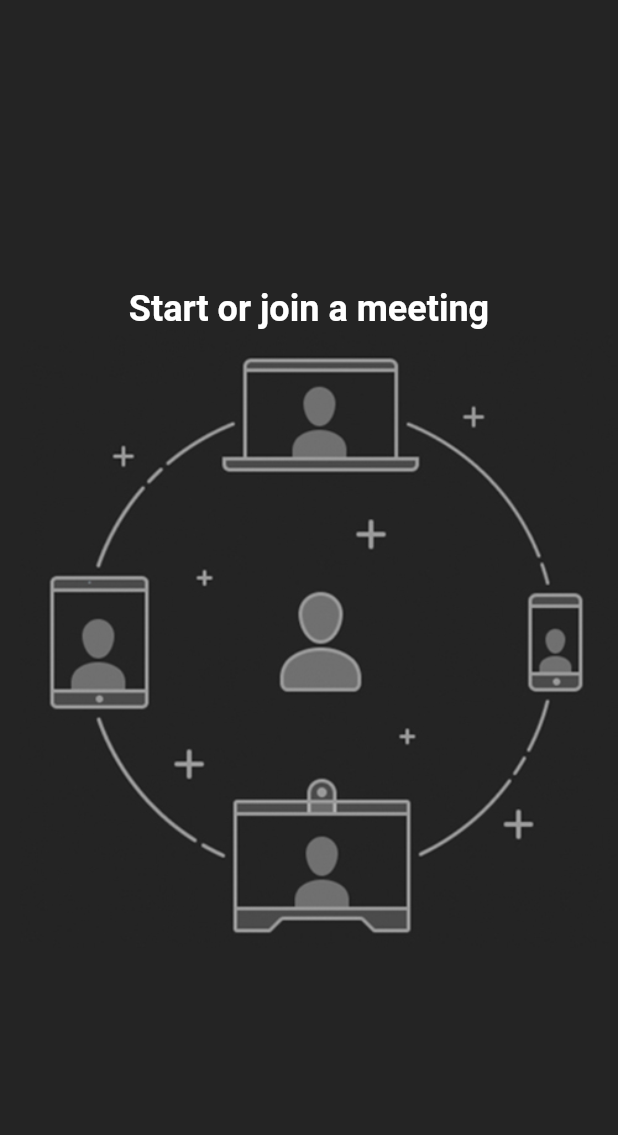
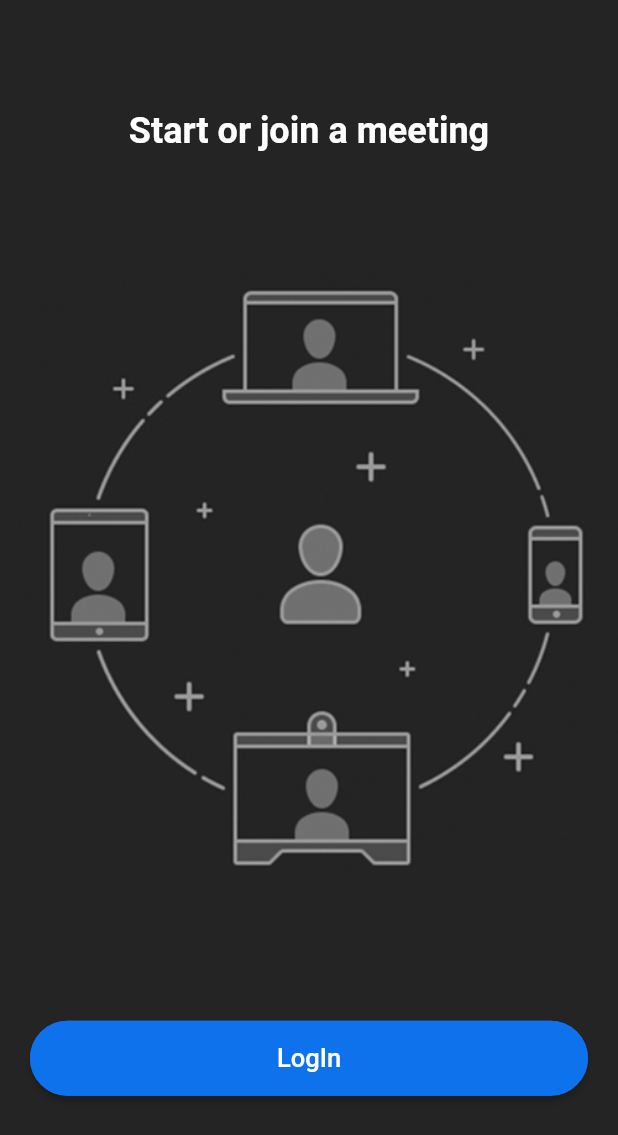
Before and after one commit to malikabdullahnaazar/Mooz, a Flutter app: the screen it shows after launch, on a phone screen of 412 x 824 dp. Shown: the top 1135 px of the screen. Run offline on Flutter 3.47's test engine with Material 2 defaults, Android fonts, the light colour scheme and no system bars.

Commit message:
creating bugfree code

```diff
--- a/lib/screens/login_screen.dart
+++ b/lib/screens/login_screen.dart
@@ -1,4 +1,5 @@
 import 'package:flutter/material.dart';
+import 'package:mooz/widgets/custom_buttom.dart';
 
 class LoginScreen extends StatefulWidget {
   const LoginScreen({super.key});
@@ -13,7 +14,7 @@ class _LoginScreenState extends State<LoginScreen> {
     return SafeArea(
       child: Scaffold(
         body: Column(
-          mainAxisAlignment: MainAxisAlignment.center,
+          mainAxisAlignment: MainAxisAlignment.spaceEvenly,
           children: [
             const Text(
               "Start or join a meeting",
@@ -23,6 +24,7 @@ class _LoginScreenState extends State<LoginScreen> {
               ),
             ),
             Image.asset('assets/onboarding.jpg'),
+            CustomButton(text: "LogIn", onpressed: () {}),
           ],
         ),
       ),
--- a/lib/widgets/custom_buttom.dart
+++ b/lib/widgets/custom_buttom.dart
@@ -3,14 +3,24 @@ import 'package:mooz/utils/colors.dart';
 
 class CustomButton extends StatelessWidget {
   final String text;
-  const CustomButton({super.key, required this.text});
+  final VoidCallback onpressed;
+  const CustomButton({super.key, required this.text, required this.onpressed});
 
   @override
   Widget build(BuildContext context) {
-    return ElevatedButton(
-      onPressed: (() {}),
+    return Padding(
+      padding: const EdgeInsets.all(20.0),
+      child: ElevatedButton(
+        onPressed: onpressed,
         style: ElevatedButton.styleFrom(
           primary: buttonColor,
+          minimumSize: const Size(
+            double.infinity,
+            50,
+          ),
+          shape: RoundedRectangleBorder(
+              borderRadius: BorderRadius.circular(34),
+              side: const BorderSide(color: buttonColor)),
         ),
         child: Text(
           text,
@@ -18,6 +28,7 @@ class CustomButton extends StatelessWidget {
             fontSize: 17,
           ),
         ),
+      ),
     );
   }
 }
```
Lines whose indentation alone changed are shown as unchanged.
